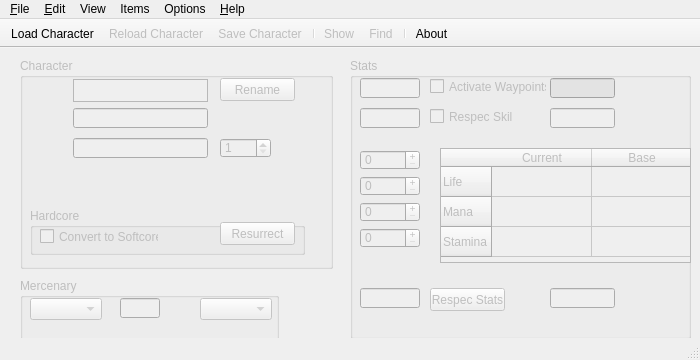
Above: medianxlofflinetools.ui from kambala-decapitator/MedianXLOfflineTools before the change. Below: the same form after it.
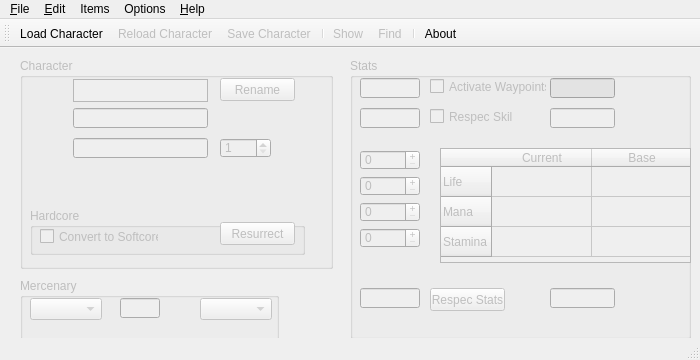
That is the form after the change. Icons and pictures are not drawn.

```diff
--- a/medianxlofflinetools.ui
+++ b/medianxlofflinetools.ui
@@ -613,13 +613,6 @@
     <addaction name="actionConvertToSoftcore"/>
     <addaction name="actionResurrect"/>
    </widget>
-   <widget class="QMenu" name="menuView">
-    <property name="title">
-     <string>View</string>
-    </property>
-    <addaction name="actionToolbar"/>
-    <addaction name="separator"/>
-   </widget>
    <widget class="QMenu" name="menuOptions">
     <property name="title">
      <string>Options</string>
@@ -654,7 +647,6 @@
    </widget>
    <addaction name="menuFile"/>
    <addaction name="menuEdit"/>
-   <addaction name="menuView"/>
    <addaction name="menuItems"/>
    <addaction name="menuOptions"/>
    <addaction name="menuHelp"/>
@@ -667,7 +659,7 @@
     <string>Toolbar</string>
    </property>
    <property name="movable">
-    <bool>false</bool>
+    <bool>true</bool>
    </property>
    <property name="floatable">
     <bool>false</bool>
```
Left out of the diff: 34 changed lines with no effect on the pictures.
